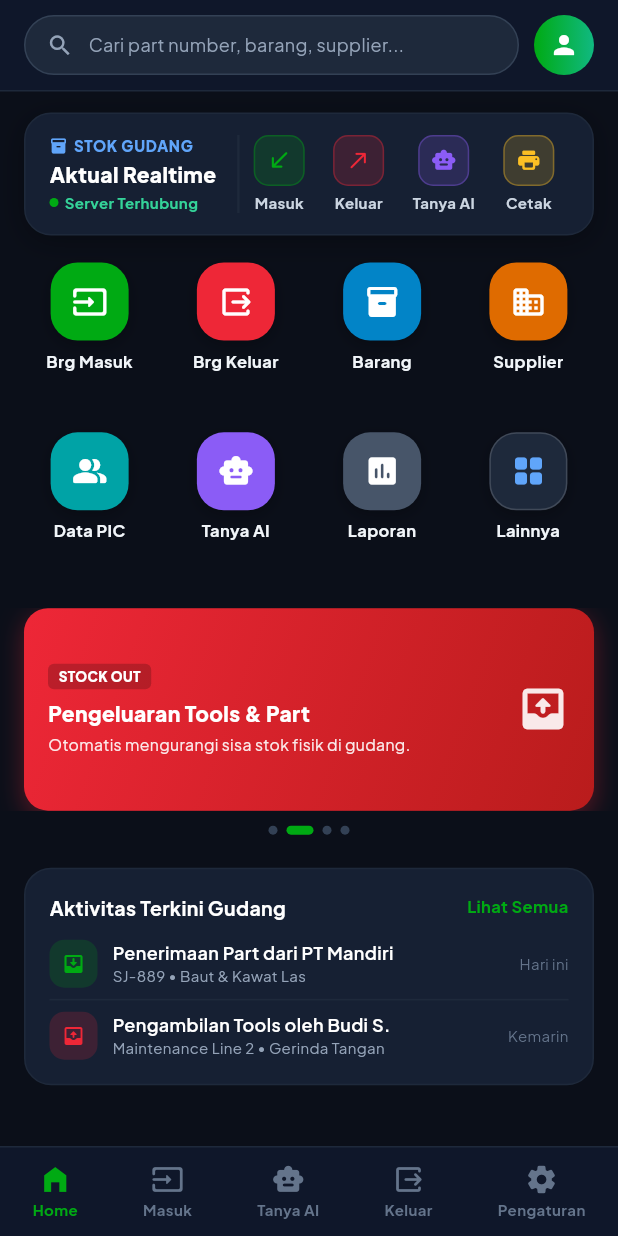
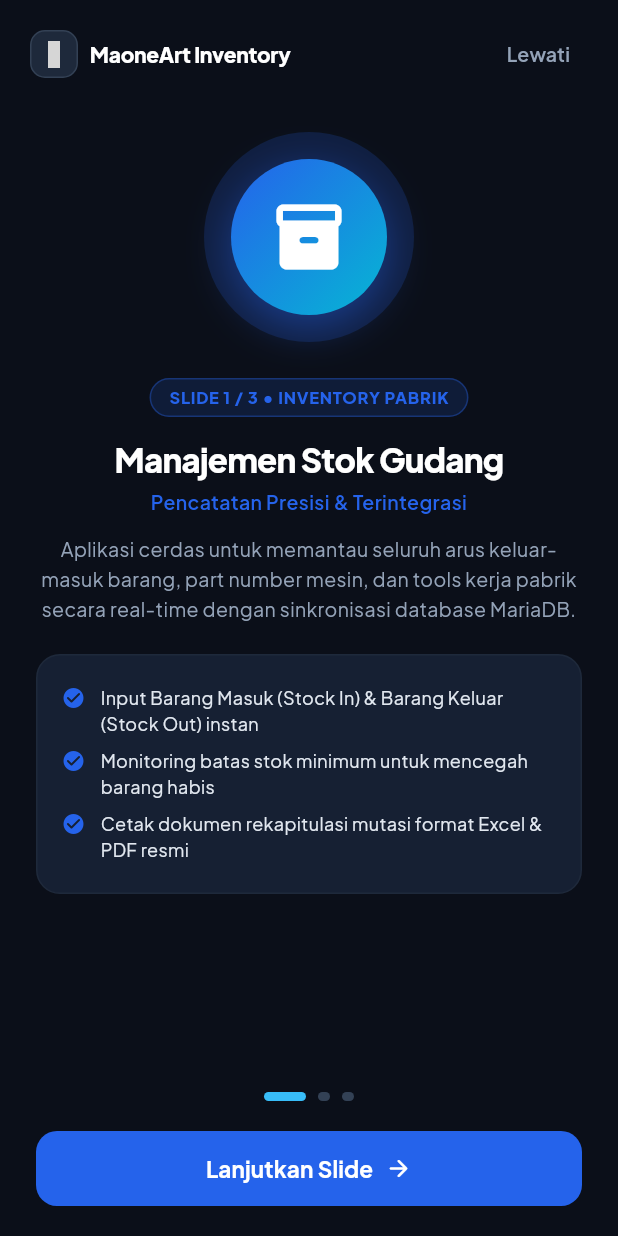
Before and after one commit to maoneart/Inventaris, a Flutter app: the screen it shows after launch, on a phone screen of 412 x 824 dp. Run offline on Flutter 3.47's test engine with Material 3 defaults, Android fonts, the phone set to English and light mode, and no system bars; our stand-ins replace google_fonts, shared_preferences, webview_flutter; statements that could not run were skipped; grey boxes are pictures that could not be loaded.

Commit message:
feat: tambahkan 3-slide intro walkthrough pengenalan aplikasi & about pada APK Flutter dan Web

```diff
--- a/flutter_app/lib/main.dart
+++ b/flutter_app/lib/main.dart
@@ -1,14 +1,20 @@
 import 'package:flutter/material.dart';
 import 'package:google_fonts/google_fonts.dart';
+import 'package:shared_preferences/shared_preferences.dart';
 import 'screens/home_screen.dart';
+import 'screens/intro_screen.dart';
 
-void main() {
+void main() async {
   WidgetsFlutterBinding.ensureInitialized();
-  runApp(const MaoneArtGudangApp());
+  final prefs = await SharedPreferences.getInstance();
+  final bool hasSeenIntro = prefs.getBool('has_seen_intro') ?? false;
+
+  runApp(MaoneArtGudangApp(showIntro: !hasSeenIntro));
 }
 
 class MaoneArtGudangApp extends StatelessWidget {
-  const MaoneArtGudangApp({super.key});
+  final bool showIntro;
+  const MaoneArtGudangApp({super.key, this.showIntro = false});
 
   @override
   Widget build(BuildContext context) {
@@ -27,7 +33,7 @@ class MaoneArtGudangApp extends StatelessWidget {
           ThemeData(brightness: Brightness.dark).textTheme,
         ),
       ),
-      home: const HomeScreen(),
+      home: showIntro ? const IntroScreen() : const HomeScreen(),
     );
   }
 }
--- /dev/null
+++ b/flutter_app/lib/screens/intro_screen.dart
@@ -0,0 +1,396 @@
+import 'package:flutter/material.dart';
+import 'package:shared_preferences/shared_preferences.dart';
+import 'home_screen.dart';
+
+class IntroScreen extends StatefulWidget {
+  final bool isReplay;
+  const IntroScreen({super.key, this.isReplay = false});
+
+  @override
+  State<IntroScreen> createState() => _IntroScreenState();
+}
+
+class _IntroScreenState extends State<IntroScreen> {
+  final PageController _pageController = PageController();
+  int _currentPage = 0;
+
+  final List<Map<String, dynamic>> _slides = [
+    {
+      'badge': 'SLIDE 1 / 3 • INVENTORY PABRIK',
+      'title': 'Manajemen Stok Gudang',
+      'subtitle': 'Pencatatan Presisi & Terintegrasi',
+      'desc':
+          'Aplikasi cerdas untuk memantau seluruh arus keluar-masuk barang, part number mesin, dan tools kerja pabrik secara real-time dengan sinkronisasi database MariaDB.',
+      'icon': Icons.inventory_2_rounded,
+      'gradient': [const Color(0xFF2563EB), const Color(0xFF06B6D4)],
+      'highlights': [
+        'Input Barang Masuk (Stock In) & Barang Keluar (Stock Out) instan',
+        'Monitoring batas stok minimum untuk mencegah barang habis',
+        'Cetak dokumen rekapitulasi mutasi format Excel & PDF resmi'
+      ],
+    },
+    {
+      'badge': 'SLIDE 2 / 3 • FITUR UNGGULAN',
+      'title': 'Live Search & Kontrol Stok',
+      'subtitle': 'Bebas Pilih & Proteksi Stok Minus',
+      'desc':
+          'Temukan barang dalam hitungan detik dengan autocomplete cerdas berdasarkan Nama, Part Number, Kode, atau Lokasi Rak.',
+      'icon': Icons.filter_alt_rounded,
+      'gradient': [const Color(0xFF10B981), const Color(0xFF059669)],
+      'highlights': [
+        'Filter otomatis khusus barang supplier pengirim saat barang masuk',
+        'PIC bebas ambil barang dengan info stok fisik awal yang jelas',
+        'Proteksi ketat: cegah transaksi jika kuantitas melebihi sisa stok fisik'
+      ],
+    },
+    {
+      'badge': 'SLIDE 3 / 3 • ABOUT & CREATOR',
+      'title': 'Tentang Aplikasi',
+      'subtitle': 'MaoneArt Digital Engineering',
+      'desc':
+          'Dikembangkan khusus oleh Hermawan (MaoneArt) untuk mempermudah operasional industri pabrik. Terintegrasi penuh dengan Asisten Cerdas AI.',
+      'icon': Icons.smart_toy_rounded,
+      'gradient': [const Color(0xFF8B5CF6), const Color(0xFFEC4899)],
+      'highlights': [
+        'Didukung AI Assistant "Si-nya" via 9Router Gateway lokal',
+        'Mode Fleksibel: Server HP Termux (127.0.0.1) & Server LAN Kantor',
+        'Desain minimalis modern standar iOS Glassmorphism yang responsif'
+      ],
+    },
+  ];
+
+  Future<void> _finishIntro() async {
+    final prefs = await SharedPreferences.getInstance();
+    await prefs.setBool('has_seen_intro', true);
+
+    if (!mounted) return;
+
+    if (widget.isReplay) {
+      Navigator.pop(context);
+    } else {
+      Navigator.pushReplacement(
+        context,
+        MaterialPageRoute(builder: (context) => const HomeScreen()),
+      );
+    }
+  }
+
+  void _nextPage() {
+    if (_currentPage < _slides.length - 1) {
+      _pageController.nextPage(
+        duration: const Duration(milliseconds: 350),
+        curve: Curves.easeInOutCubic,
+      );
+    } else {
+      _finishIntro();
+    }
+  }
+
+  @override
+  void dispose() {
+    _pageController.dispose();
+    super.dispose();
+  }
+
+  @override
+  Widget build(BuildContext context) {
+    return Scaffold(
+      backgroundColor: const Color(0xFF0B0F19),
+      body: SafeArea(
+        child: Column(
+          children: [
+            // Top Bar dengan Tombol Lewati / Tutup
+            Padding(
+              padding: const EdgeInsets.symmetric(horizontal: 20, vertical: 12),
+              child: Row(
+                mainAxisAlignment: MainAxisAlignment.spaceBetween,
+                children: [
+                  Row(
+                    children: [
+                      Container(
+                        padding: const EdgeInsets.all(6),
+                        decoration: BoxDecoration(
+                          color: const Color(0xFF1E293B),
+                          borderRadius: BorderRadius.circular(10),
+                          border: Border.all(color: const Color(0xFF334155)),
+                        ),
+                        child: const Icon(
+                          Icons.box_rounded,
+                          color: Color(0xFF38BDF8),
+                          size: 18,
+                        ),
+                      ),
+                      const SizedBox(width: 8),
+                      const Text(
+                        'MaoneArt Inventory',
+                        style: TextStyle(
+                          fontSize: 14,
+                          fontWeight: FontWeight.w800,
+                          color: Colors.white,
+                          letterSpacing: -0.2,
+                        ),
+                      ),
+                    ],
+                  ),
+                  TextButton(
+                    onPressed: _finishIntro,
+                    style: TextButton.styleFrom(
+                      foregroundColor: const Color(0xFF94A3B8),
+                      padding: const EdgeInsets.symmetric(horizontal: 12, vertical: 6),
+                    ),
+                    child: Text(
+                      widget.isReplay ? 'Tutup' : 'Lewati',
+                      style: const TextStyle(fontWeight: FontWeight.w600, fontSize: 13),
+                    ),
+                  ),
+                ],
+              ),
+            ),
+
+            // Page View Slider 3 Slide
+            Expanded(
+              child: PageView.builder(
+                controller: _pageController,
+                itemCount: _slides.length,
+                onPageChanged: (index) {
+                  setState(() {
+                    _currentPage = index;
+                  });
+                },
+                itemBuilder: (context, index) {
+                  final slide = _slides[index];
+                  final List<Color> grad = slide['gradient'];
+                  final List<String> highlights = slide['highlights'];
+
+                  return SingleChildScrollView(
+                    physics: const BouncingScrollPhysics(),
+                    padding: const EdgeInsets.symmetric(horizontal: 24),
+                    child: Column(
+                      crossAxisAlignment: CrossAxisAlignment.center,
+                      children: [
+                        const SizedBox(height: 16),
+
+                        // Ilustrasi Icon Glowing
+                        Stack(
+                          alignment: Alignment.center,
+                          children: [
+                            Container(
+                              width: 140,
+                              height: 140,
+                              decoration: BoxDecoration(
+                                shape: BoxShape.circle,
+                                color: grad[0].withOpacity(0.18),
+                              ),
+                            ),
+                            Container(
+                              width: 104,
+                              height: 104,
+                              decoration: BoxDecoration(
+                                shape: BoxShape.circle,
+                                gradient: LinearGradient(
+                                  colors: grad,
+                                  begin: Alignment.topLeft,
+                                  end: Alignment.bottomRight,
+                                ),
+                                boxShadow: [
+                                  BoxShadow(
+                                    color: grad[0].withOpacity(0.45),
+                                    blurRadius: 24,
+                                    offset: const Offset(0, 8),
+                                  ),
+                                ],
+                              ),
+                              child: Icon(
+                                slide['icon'] as IconData,
+                                size: 52,
+                                color: Colors.white,
+                              ),
+                            ),
+                          ],
+                        ),
+
+                        const SizedBox(height: 24),
+
+                        // Badge Kategori
+                        Container(
+                          padding: const EdgeInsets.symmetric(horizontal: 12, vertical: 4),
+                          decoration: BoxDecoration(
+                            color: grad[0].withOpacity(0.15),
+                            borderRadius: BorderRadius.circular(20),
+                            border: Border.all(color: grad[0].withOpacity(0.35)),
+                          ),
+                          child: Text(
+                            slide['badge'] as String,
+                            style: TextStyle(
+                              fontSize: 11,
+                              fontWeight: FontWeight.w800,
+                              color: grad[0],
+                              letterSpacing: 0.5,
+                            ),
+                          ),
+                        ),
+
+                        const SizedBox(height: 12),
+
+                        // Judul Slide
+                        Text(
+                          slide['title'] as String,
+                          textAlign: TextAlign.center,
+                          style: const TextStyle(
+                            fontSize: 22,
+                            fontWeight: FontWeight.w800,
+                            color: Colors.white,
+                            letterSpacing: -0.5,
+                          ),
+                        ),
+
+                        const SizedBox(height: 4),
+
+                        // Subtitle
+                        Text(
+                          slide['subtitle'] as String,
+                          textAlign: TextAlign.center,
+                          style: TextStyle(
+                            fontSize: 13,
+                            fontWeight: FontWeight.w600,
+                            color: grad[0],
+                          ),
+                        ),
+
+                        const SizedBox(height: 12),
+
+                        // Deskripsi
+                        Text(
+                          slide['desc'] as String,
+                          textAlign: TextAlign.center,
+                          style: const TextStyle(
+                            fontSize: 13,
+                            height: 1.5,
+                            color: Color(0xFF94A3B8),
+                          ),
+                        ),
+
+                        const SizedBox(height: 20),
+
+                        // Box Poin-poin Keunggulan
+                        Container(
+                          padding: const EdgeInsets.all(16),
+                          decoration: BoxDecoration(
+                            color: const Color(0xFF162033),
+                            borderRadius: BorderRadius.circular(16),
+                            border: Border.all(color: const Color(0xFF1E293B)),
+                          ),
+                          child: Column(
+                            crossAxisAlignment: CrossAxisAlignment.start,
+                            children: highlights.map((text) {
+                              return Padding(
+                                padding: const EdgeInsets.symmetric(vertical: 4),
+                                child: Row(
+                                  crossAxisAlignment: CrossAxisAlignment.start,
+                                  children: [
+                                    Icon(
+                                      Icons.check_circle_rounded,
+                                      size: 16,
+                                      color: grad[0],
+                                    ),
+                                    const SizedBox(width: 10),
+                                    Expanded(
+                                      child: Text(
+                                        text,
+                                        style: const TextStyle(
+                                          fontSize: 12,
+                                          color: Color(0xFFE2E8F0),
+                                          height: 1.4,
+                                        ),
+                                      ),
+                                    ),
+                                  ],
+                                ),
+                              );
+                            }).toList(),
+                          ),
+                        ),
+
+                        const SizedBox(height: 16),
+                      ],
+                    ),
+                  );
+                },
+              ),
+            ),
+
+            // Bottom Navigation: Dots Indicator & Tombol Next / Selesai
+            Padding(
+              padding: const EdgeInsets.fromLTRB(24, 12, 24, 20),
+              child: Column(
+                children: [
+                  // Dots Indicator
+                  Row(
+                    mainAxisAlignment: MainAxisAlignment.center,
+                    children: List.generate(
+                      _slides.length,
+                      (idx) => AnimatedContainer(
+                        duration: const Duration(milliseconds: 250),
+                        margin: const EdgeInsets.symmetric(horizontal: 4),
+                        height: 6,
+                        width: _currentPage == idx ? 28 : 8,
+                        decoration: BoxDecoration(
+                          color: _currentPage == idx
+                              ? const Color(0xFF38BDF8)
+                              : const Color(0xFF334155),
+                          borderRadius: BorderRadius.circular(4),
+                        ),
+                      ),
+                    ),
+                  ),
+
+                  const SizedBox(height: 20),
+
+                  // Tombol Aksi Bawah
+                  SizedBox(
+                    width: double.infinity,
+                    height: 50,
+                    child: ElevatedButton(
+                      onPressed: _nextPage,
+                      style: ElevatedButton.styleFrom(
+                        backgroundColor: _currentPage == _slides.length - 1
+                            ? const Color(0xFF10B981)
+                            : const Color(0xFF2563EB),
+                        foregroundColor: Colors.white,
+                        elevation: 0,
+                        shape: RoundedRectangleBorder(
+                          borderRadius: BorderRadius.circular(14),
+                        ),
+                      ),
+                      child: Row(
+                        mainAxisAlignment: MainAxisAlignment.center,
+                        children: [
+                          Text(
+                            _currentPage == _slides.length - 1
+                                ? (widget.isReplay ? 'Kembali ke Menu' : 'Mulai Gunakan Aplikasi')
+                                : 'Lanjutkan Slide',
+                            style: const TextStyle(
+                              fontSize: 15,
+                              fontWeight: FontWeight.w700,
+                            ),
+                          ),
+                          const SizedBox(width: 8),
+                          Icon(
+                            _currentPage == _slides.length - 1
+                                ? Icons.rocket_launch_rounded
+                                : Icons.arrow_forward_rounded,
+                            size: 18,
+                          ),
+                        ],
+                      ),
+                    ),
+                  ),
+                ],
+              ),
+            ),
+          ],
+        ),
+      ),
+    );
+  }
+}
```
Also changed, not shown: flutter_app/lib/screens/home_screen.dart (+25 -2 lines), 5 other files.
